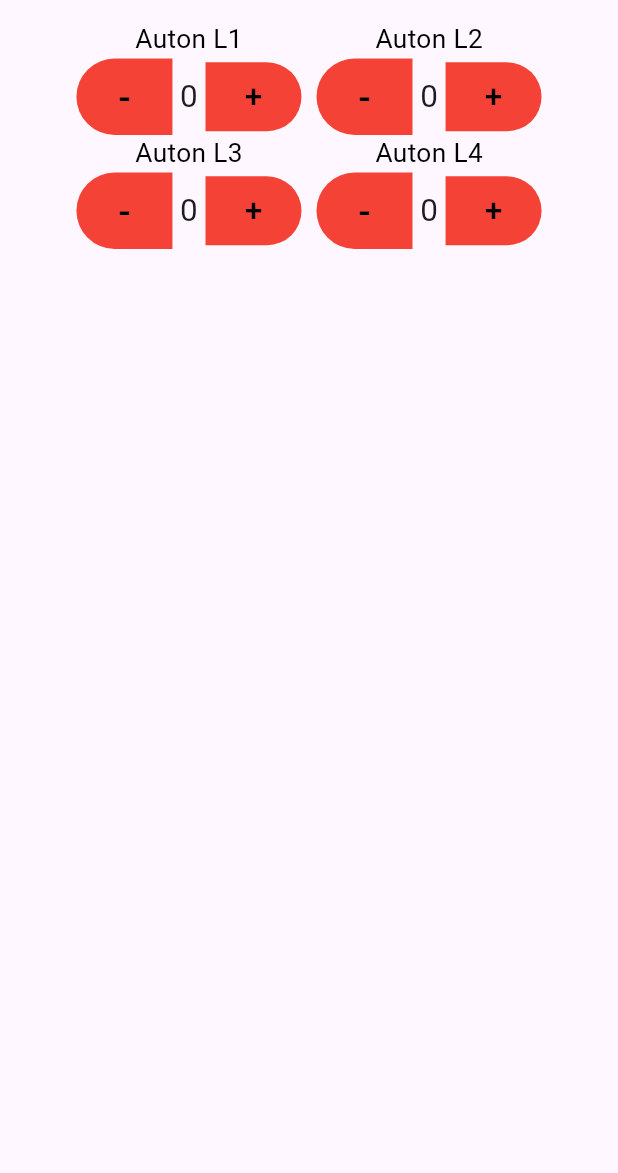
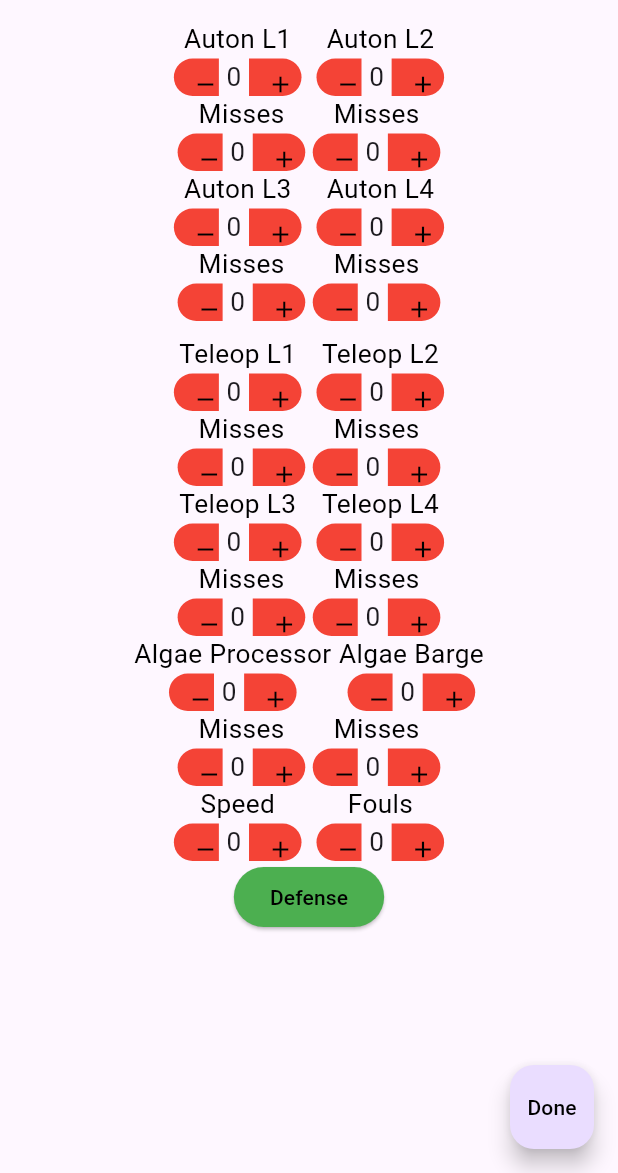
Before and after one commit to gwhs/BeakleVision, a Flutter app: the screen it shows after launch, on a phone screen of 412 x 824 dp, the part 63-1236 px from its top. Run offline on Flutter 3.47's test engine with Material 3 defaults, Android fonts, the light colour scheme and no system bars.

Commit message:
better ui (#3)

```diff
--- /dev/null
+++ b/frontend/lib/config.dart
@@ -0,0 +1,16 @@
+
+
+import 'package:flutter/foundation.dart';
+
+class config {
+	static String BACKEND_IP_TESTING = "localhost"; // for testing stuff
+	static String BACKEND_IP_PUBLIC = "5507.org"; // this is the one we will use in the built version(s) of the app
+
+static String getip() {
+if (kDebugMode) {
+return BACKEND_IP_TESTING;
+}
+return BACKEND_IP_PUBLIC;
+}
+
+}
--- a/frontend/lib/counterwidget.dart
+++ b/frontend/lib/counterwidget.dart
@@ -8,14 +8,19 @@ class Counter extends StatefulWidget {
 }
 
 class CounterState extends State<Counter> {
-int counter = 0;
+var counter = 0;
+
+	CounterState();
 @override
   Widget build(BuildContext context) {
 
 	return Row(
 	mainAxisAlignment: MainAxisAlignment.center,
 	children: [
-	TextButton(onPressed: (){
+	SizedBox(
+	width: 30,
+	height: 25,
+	child: TextButton(onPressed: (){
 	if (counter-- == 0) {
 		  counter = counter;}
 	else {
@@ -28,33 +33,27 @@ int counter = 0;
 	backgroundColor: Colors.red,
 	shape: RoundedRectangleBorder(
 	borderRadius: BorderRadiusGeometry.only(
-	bottomLeft: Radius.circular(100),
-	topLeft: Radius.circular(100)
+	bottomLeft: Radius.circular(25),
+	topLeft: Radius.circular(25)
 	),
 	)
 	),
-	child: Text(
-	"-",
-	textScaler: TextScaler.linear(1.75),
-	style: TextStyle(color: Colors.black),
-	),
-	),
+	child: Icon(Icons.remove, color: Colors.black,),
+	)),
 	Padding(padding: EdgeInsets.only(right: 5)),
 	Text(
 	"$counter",
-	textScaler: TextScaler.linear(1.5),
+	textScaler: TextScaler.linear(1.25),
 	),
 	Padding(padding: EdgeInsets.only(right: 5)),
-	TextButton(onPressed: (){
+	SizedBox(
+	width: 35,
+	height: 25,
+	child: TextButton(onPressed: (){
 	setState(() {
 		  counter++;
 		});
 	},
-	child: Text(
-	"+",
-	textScaler: TextScaler.linear(1.5),
-	style: TextStyle(color: Colors.black),
-	),
 	style: TextButton.styleFrom(
 	backgroundColor: Colors.red,
 	shape: RoundedRectangleBorder(
@@ -64,10 +63,12 @@ int counter = 0;
 	)
 	)
 	),
+	child: Icon(Icons.add, color: Colors.black,),
+	)
 	)
 	],
 	);
-  }
+	}
 
   int getcount() {
   return counter;
--- a/frontend/lib/fullcounterwidget.dart
+++ b/frontend/lib/fullcounterwidget.dart
@@ -4,8 +4,8 @@ import 'package:frontend/titlewidget.dart';
 
 class Fullcounterwidget extends StatelessWidget {
 	final title;
-	final GlobalKey<CounterState> counterState = GlobalKey<CounterState>();
-	Fullcounterwidget({super.key, this.title});
+	final counterState;
+	Fullcounterwidget({super.key, this.title, this.counterState});
   @override
   Widget build(BuildContext context) {
 	return Column(
--- a/frontend/lib/main.dart
+++ b/frontend/lib/main.dart
@@ -13,7 +13,7 @@ class MyApp extends StatelessWidget {
   Widget build(BuildContext context) {
     return MaterialApp(
       title: 'Flutter Demo',
-      home: const Mainpage(),
+      home: Mainpage(),
     );
   }
 }
--- a/frontend/lib/mainpage.dart
+++ b/frontend/lib/mainpage.dart
@@ -1,9 +1,39 @@
 import 'package:flutter/material.dart';
+import 'package:frontend/config.dart';
+import 'package:frontend/counterwidget.dart';
 import 'package:frontend/fullcounterwidget.dart';
+import 'package:frontend/logic/sendtobackend.dart';
+import 'package:frontend/misswidget.dart';
+import 'package:frontend/togglebutton.dart';
 
 class Mainpage extends StatelessWidget {
-	const Mainpage({super.key});
 
+
+	final GlobalKey<CounterState> AL1 = GlobalKey<CounterState>();
+	final GlobalKey<CounterState> AL2 = GlobalKey<CounterState>();
+	final GlobalKey<CounterState> AL3 = GlobalKey<CounterState>();
+	final GlobalKey<CounterState> AL4 = GlobalKey<CounterState>();
+	final GlobalKey<CounterState> AL1M = GlobalKey<CounterState>();
+	final GlobalKey<CounterState> AL2M = GlobalKey<CounterState>();
+	final GlobalKey<CounterState> AL3M = GlobalKey<CounterState>();
+	final GlobalKey<CounterState> AL4M = GlobalKey<CounterState>();
+	final GlobalKey<CounterState> TL1 = GlobalKey<CounterState>();
+	final GlobalKey<CounterState> TL2 = GlobalKey<CounterState>();
+	final GlobalKey<CounterState> TL3 = GlobalKey<CounterState>();
+	final GlobalKey<CounterState> TL4 = GlobalKey<CounterState>();
+	final GlobalKey<CounterState> TL1M = GlobalKey<CounterState>();
+	final GlobalKey<CounterState> TL2M = GlobalKey<CounterState>();
+	final GlobalKey<CounterState> TL3M = GlobalKey<CounterState>();
+	final GlobalKey<CounterState> TL4M = GlobalKey<CounterState>();
+	final GlobalKey<CounterState> ALGP = GlobalKey<CounterState>();
+	final GlobalKey<CounterState> ALGPM = GlobalKey<CounterState>();
+	final GlobalKey<CounterState> ALGB = GlobalKey<CounterState>();
+	final GlobalKey<CounterState> ALGBM = GlobalKey<CounterState>();
+	final GlobalKey<CounterState> Speed = GlobalKey<CounterState>();
+	final GlobalKey<CounterState> Fouls = GlobalKey<CounterState>();
+	final GlobalKey<ToggleButtonState> DEFBOT = GlobalKey<ToggleButtonState>();
+
+	Mainpage({super.key});
 	@override
 	  Widget build(BuildContext context) {
 
@@ -21,23 +51,115 @@ class Mainpage extends StatelessWidget {
 			Row(
 			mainAxisAlignment: MainAxisAlignment.center,
 			children: [
-			Fullcounterwidget(title: "Auton L1"),
+			Fullcounterwidget(title: "Auton L1", counterState: AL1,),
 			Padding(padding: EdgeInsets.only(right: 10)),
-			Fullcounterwidget(title: "Auton L2",)
+			Fullcounterwidget(title: "Auton L2", counterState: AL2,)
 			],
 			),
-
+			Misswidget(keys: [AL1M, AL2M]),
 			Row(
 			mainAxisAlignment: MainAxisAlignment.center,
 			children: [
-			Fullcounterwidget(title: "Auton L3"),
+			Fullcounterwidget(title: "Auton L3", counterState: AL3,),
 			Padding(padding: EdgeInsets.only(right: 10)),
-			Fullcounterwidget(title: "Auton L4",)
+			Fullcounterwidget(title: "Auton L4", counterState: AL4,)
 			],
-			)
+			),
+			Misswidget(keys: [AL3M, AL4M]),
+			Padding(padding: EdgeInsets.all(5)),
+			Row(
+			mainAxisAlignment: MainAxisAlignment.center,
+			children: [
+			Fullcounterwidget(title: "Teleop L1", counterState: TL1,),
+			Padding(padding: EdgeInsets.only(right: 10)),
+			Fullcounterwidget(title: "Teleop L2", counterState: TL2,)
+			],
+			),
+			Misswidget(keys: [TL1M, TL2M]),
+			Row(
+			mainAxisAlignment: MainAxisAlignment.center,
+			children: [
+			Fullcounterwidget(title: "Teleop L3", counterState: TL3,),
+			Padding(padding: EdgeInsets.only(right: 10)),
+			Fullcounterwidget(title: "Teleop L4", counterState: TL4,)
+			],
+			),
+			Misswidget(keys: [TL3M, TL4M],),
+			Row(
+			mainAxisAlignment: MainAxisAlignment.center,
+			children: [
+			Fullcounterwidget(title: "Algae Processor", counterState: ALGP,),
+			Padding(padding: EdgeInsetsGeometry.only(right: 5)),
+			Fullcounterwidget(title: "Algae Barge", counterState: ALGB,)
+			],
+			),
+			Misswidget(keys: [ALGPM, ALGBM],),
+			Row(
+			mainAxisAlignment: MainAxisAlignment.center,
+			children: [
+			Fullcounterwidget(title: "Speed", counterState: Speed,),
+			Padding(padding: EdgeInsets.only(right: 10)),
+			Fullcounterwidget(title: "Fouls", counterState: Fouls,)
+			],
+			),
+			Togglebutton(key: DEFBOT,)
 			],
 		)
 		),
+		floatingActionButton: FloatingActionButton(onPressed: (){
+		Sendtobackend.sendtoback(getallfields());
+		},
+		child: Text("Done", style: TextStyle(color: Colors.black),),
+		),
 		);
 }
+
+Map<String, dynamic> getallfields() {
+	int? al1 = AL1.currentState?.getcount();
+	int? al1m = AL1M.currentState?.getcount();
+	int? al2 = AL2.currentState?.getcount();
+	int? al2m = AL2M.currentState?.getcount();
+	int? al3 = AL3.currentState?.getcount();
+	int? al3m = AL3M.currentState?.getcount();
+	int? al4 = AL4.currentState?.getcount();
+	int? al4m = AL4M.currentState?.getcount();
+	int? tl1 = TL1.currentState?.getcount();
+	int? tl1m = TL1M.currentState?.getcount();
+	int? tl2 = TL2.currentState?.getcount();
+	int? tl2m = TL2M.currentState?.getcount();
+	int? tl3 = TL3.currentState?.getcount();
+	int? tl3m = TL3M.currentState?.getcount();
+	int? tl4 = TL4.currentState?.getcount();
+	int? tl4m = TL4M.currentState?.getcount();
+	int? algp = ALGP.currentState?.getcount();
+	int? algpm = ALGPM.currentState?.getcount();
+	int? algb = ALGB.currentState?.getcount();
+	int? algbm = ALGBM.currentState?.getcount();
+	int? speed = Speed.currentState?.getcount();
+	int? fouls = Fouls.currentState?.getcount();
+	return {
+	"AL1": al1,
+	"AL1M": al1m,
+	"AL2": al2,
+	"AL2M": al2m,
+	"AL3": al3,
+	"AL3M": al3m,
+	"AL4": al4,
+	"AL4M": al4m,
+	"TL1": tl1,
+	"TL1M": tl1m,
+	"TL2": tl2,
+	"TL2M": tl2m,
+	"TL3": tl3,
+	"TL3M": tl3m,
+	"TL4": tl4,
+	"TL4M": tl4m,
+	"ALGP": algp,
+	"ALGPM": algpm,
+	"ALGB": algb,
+	"ALGBM": algbm,
+	"Fouls": fouls,
+	"Speed": speed
+	};
 }
+}
--- /dev/null
+++ b/frontend/lib/misswidget.dart
@@ -0,0 +1,21 @@
+
+
+import 'package:flutter/material.dart';
+import 'package:frontend/fullcounterwidget.dart';
+
+class Misswidget extends StatelessWidget {
+	final keys;
+	const Misswidget({super.key, this.keys});
+
+	@override
+	  Widget build(BuildContext context) {
+		return Row(
+		mainAxisAlignment: MainAxisAlignment.center,
+		children: [
+		Fullcounterwidget(title: "Misses", key: keys[0],),
+		Padding(padding: EdgeInsets.only(right: 5)),
+		Fullcounterwidget(title: "Misses", key: keys[1],)
+		],
+		) ;
+	 }
+}
--- /dev/null
+++ b/frontend/lib/togglebutton.dart
@@ -0,0 +1,28 @@
+
+
+import 'package:flutter/material.dart';
+
+class Togglebutton extends StatefulWidget {
+	const Togglebutton({super.key});
+
+@override
+State<Togglebutton> createState() => ToggleButtonState();
+}
+
+class ToggleButtonState extends State<Togglebutton> {
+	bool _flag = false;
+	 @override
+  Widget build(BuildContext context) {
+      return ElevatedButton(
+          onPressed: () => setState(() => _flag = !_flag),
+          child: Text(_flag ? '!Defense' : 'Defense', style: TextStyle(color: Colors.black),),
+          style: ElevatedButton.styleFrom(
+            backgroundColor: _flag ? Colors.red : Colors.green,
+          ),
+        );
+  }
+
+bool getState() {
+return _flag;
+}
+}
```
Also changed, not shown: frontend/lib/logic/sendtobackend.dart (added, +19 -0 lines), frontend/pubspec.yaml (+4 -6 lines), frontend/pubspec.lock, 8 other files.
